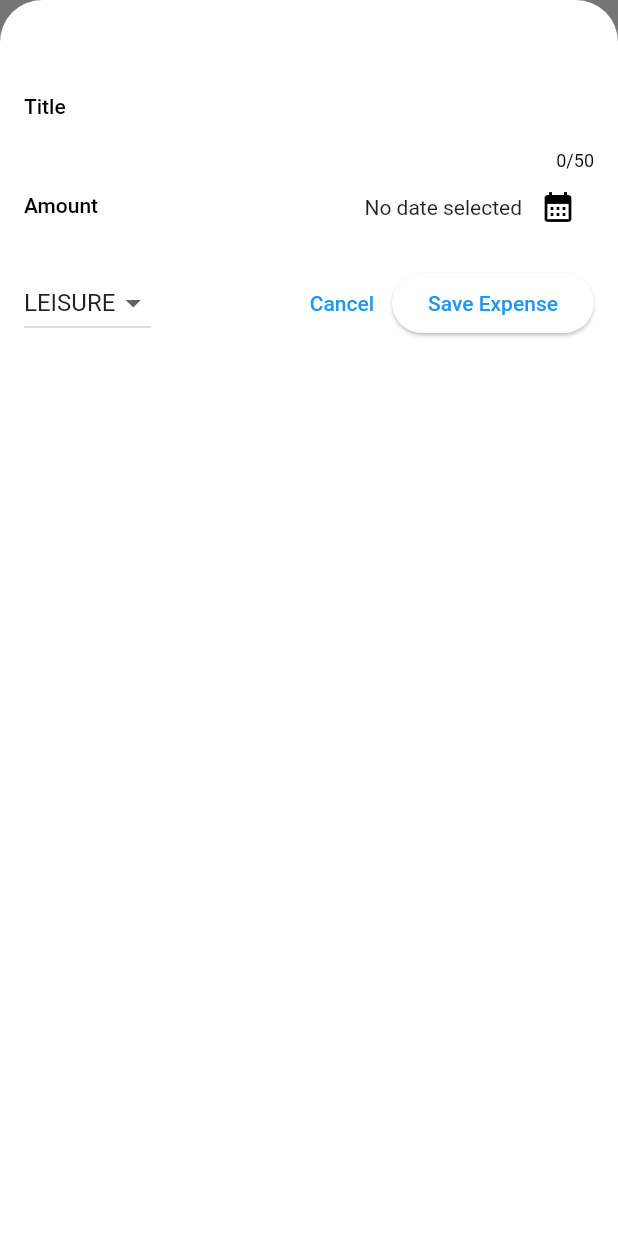
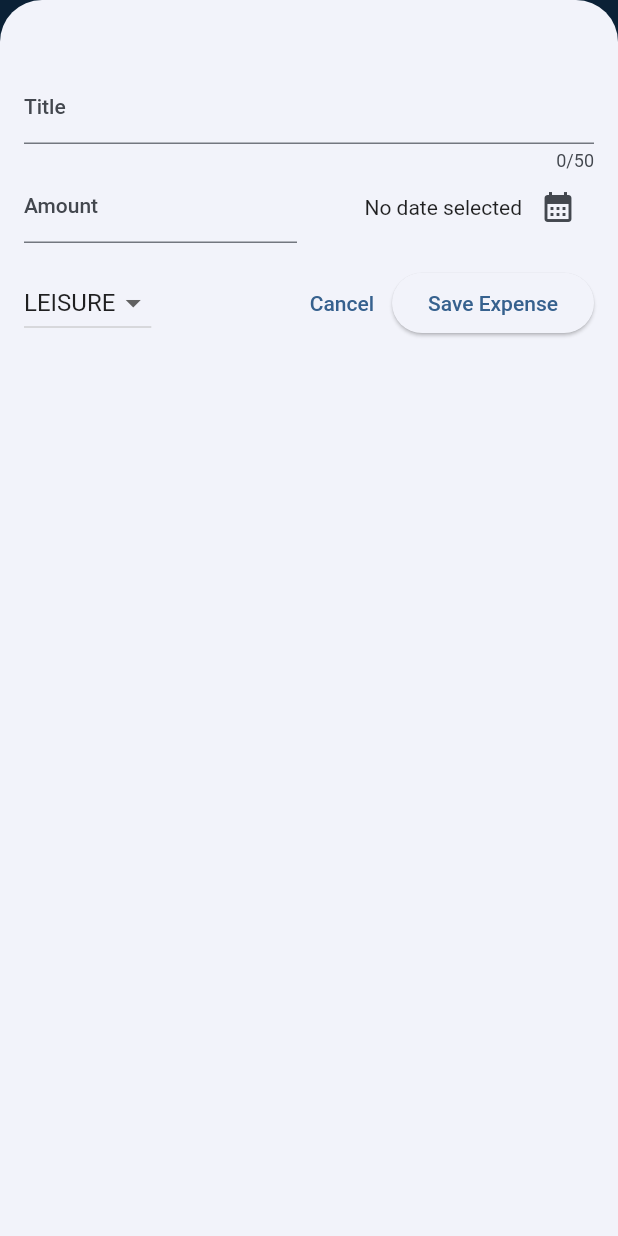
Before and after one commit to hanani14/expensetracker, a Flutter app: the screen it shows after launch, after a tap on the "add" icon, on a phone screen of 412 x 824 dp. Run offline on Flutter 3.47's test engine with Material 2 defaults, Android fonts, the phone set to English and light mode, and no system bars.

Commit message:
color scheme

```diff
--- a/lib/main.dart
+++ b/lib/main.dart
@@ -1,12 +1,18 @@
 import 'package:expensetracker/views/expenses.dart';
 import 'package:flutter/material.dart';
 
+var kColorScheme = ColorScheme.fromSeed(seedColor: Colors.blue);
 void main() {
   runApp(
      MaterialApp(
       debugShowCheckedModeBanner: false,
       theme: ThemeData().copyWith(useMaterial3: true,
-        scaffoldBackgroundColor: Colors.amberAccent),
+        colorScheme:kColorScheme,
+        appBarTheme: AppBarTheme().copyWith(
+          backgroundColor: kColorScheme.onPrimaryContainer,
+          foregroundColor: kColorScheme.primaryContainer),
+
+        ),
       home: Expenses(),
     ),
   );
```
